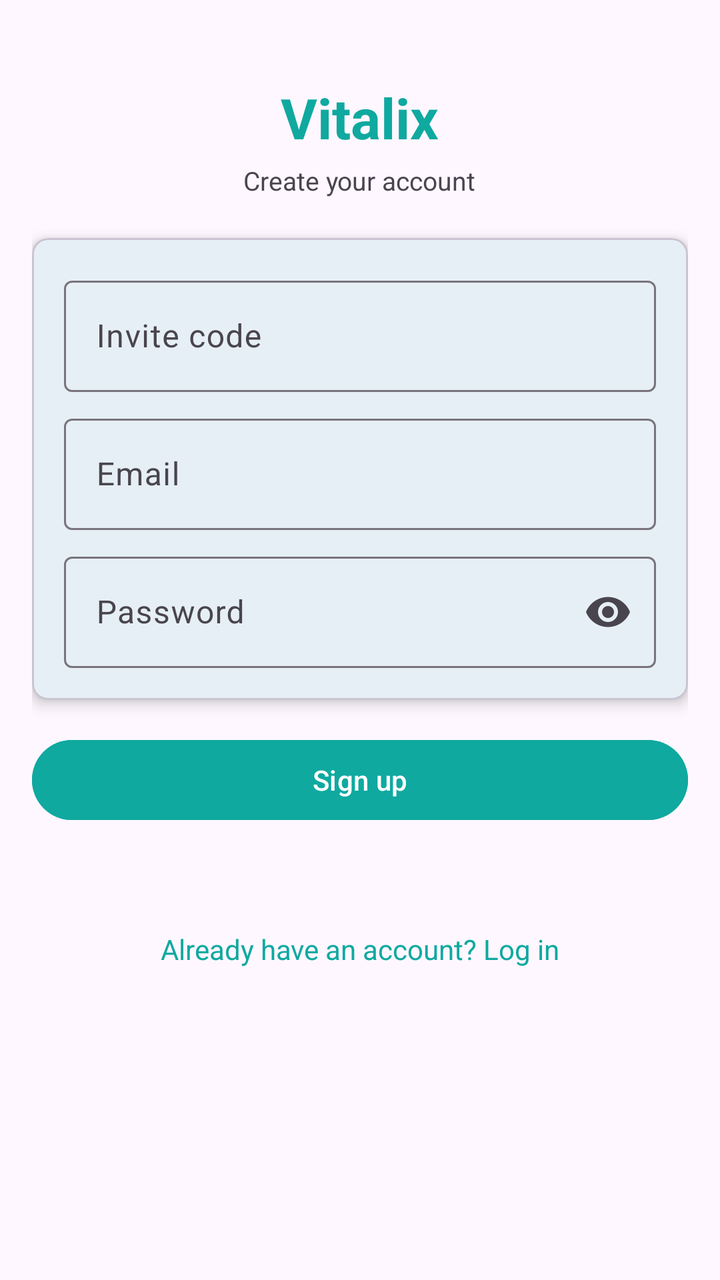
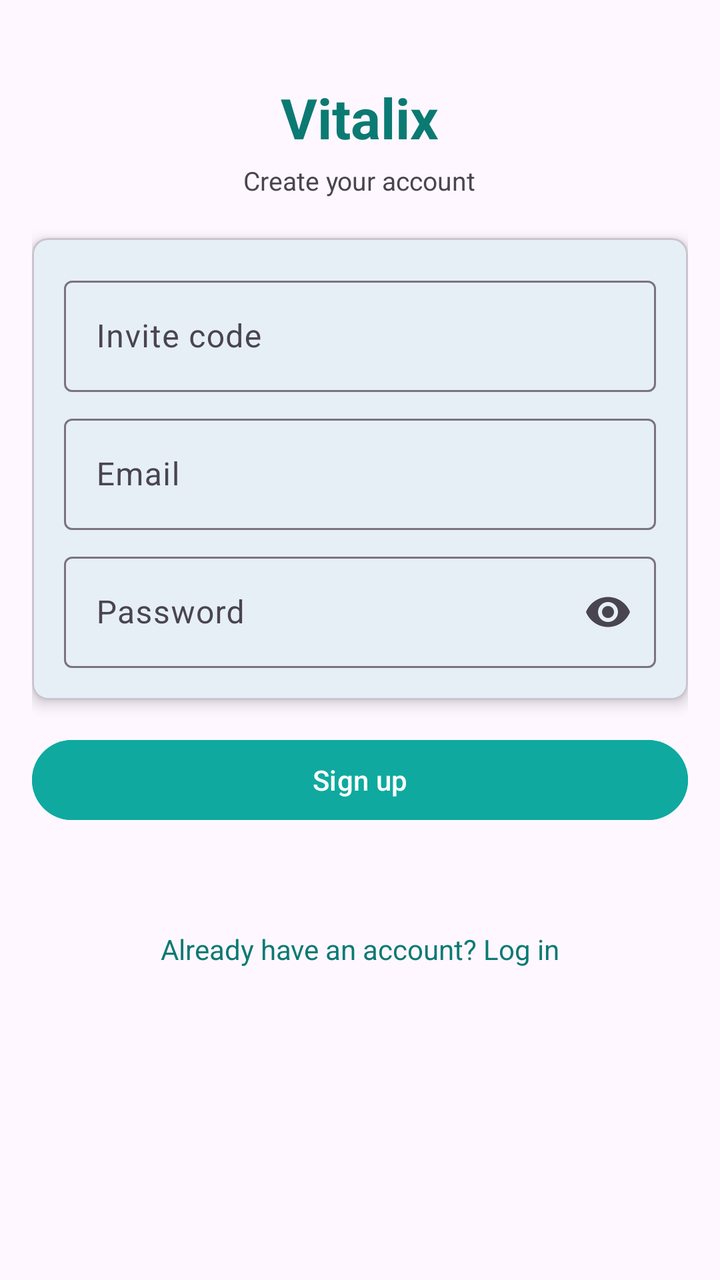

An Android layout rendered at two revisions. The XML below is the earlier revision; the diff shows what the commit changed to produce the second picture.
<!-- AndroidManifest.xml: activity theme Theme.Vitalix -->
<!-- res/layout/activity_signup.xml -->
<?xml version="1.0" encoding="utf-8"?>
<ScrollView xmlns:android="http://schemas.android.com/apk/res/android"
    xmlns:app="http://schemas.android.com/apk/res-auto"
    android:layout_width="match_parent"
    android:layout_height="match_parent"
    android:padding="16dp">

    <LinearLayout
        android:layout_width="match_parent"
        android:layout_height="wrap_content"
        android:orientation="vertical">

        <TextView
            android:layout_width="wrap_content"
            android:layout_height="wrap_content"
            android:layout_gravity="center_horizontal"
            android:layout_marginTop="24dp"
            android:layout_marginBottom="4dp"
            android:text="Vitalix"
            android:textColor="@color/vital_teal"
            android:textSize="28sp"
            android:textStyle="bold" />

        <TextView
            android:layout_width="wrap_content"
            android:layout_height="wrap_content"
            android:layout_gravity="center_horizontal"
            android:layout_marginBottom="20dp"
            android:text="Create your account"
            android:textSize="13sp" />

        <com.google.android.material.card.MaterialCardView
            android:layout_width="match_parent"
            android:layout_height="wrap_content"
            android:layout_marginBottom="16dp"
            app:cardCornerRadius="8dp"
            app:cardElevation="4dp">

            <LinearLayout
                android:layout_width="match_parent"
                android:layout_height="wrap_content"
                android:orientation="vertical"
                android:padding="16dp">

                <com.google.android.material.textfield.TextInputLayout
                    style="@style/Widget.Material3.TextInputLayout.OutlinedBox"
                    android:layout_width="match_parent"
                    android:layout_height="wrap_content"
                    android:layout_marginBottom="8dp"
                    android:hint="Invite code">

                    <com.google.android.material.textfield.TextInputEditText
                        android:id="@+id/editInviteCode"
                        android:layout_width="match_parent"
                        android:layout_height="wrap_content"
                        android:inputType="text" />
                </com.google.android.material.textfield.TextInputLayout>

                <com.google.android.material.textfield.TextInputLayout
                    style="@style/Widget.Material3.TextInputLayout.OutlinedBox"
                    android:layout_width="match_parent"
                    android:layout_height="wrap_content"
                    android:layout_marginBottom="8dp"
                    android:hint="Email">

                    <com.google.android.material.textfield.TextInputEditText
                        android:id="@+id/editEmail"
                        android:layout_width="match_parent"
                        android:layout_height="wrap_content"
                        android:inputType="textEmailAddress" />
                </com.google.android.material.textfield.TextInputLayout>

                <com.google.android.material.textfield.TextInputLayout
                    style="@style/Widget.Material3.TextInputLayout.OutlinedBox"
                    android:layout_width="match_parent"
                    android:layout_height="wrap_content"
                    android:hint="Password"
                    app:endIconMode="password_toggle">

                    <com.google.android.material.textfield.TextInputEditText
                        android:id="@+id/editPassword"
                        android:layout_width="match_parent"
                        android:layout_height="wrap_content"
                        android:inputType="textPassword" />
                </com.google.android.material.textfield.TextInputLayout>

            </LinearLayout>
        </com.google.android.material.card.MaterialCardView>

        <Button
            android:id="@+id/btnSignup"
            android:layout_width="match_parent"
            android:layout_height="wrap_content"
            android:layout_marginBottom="8dp"
            android:backgroundTint="@color/vital_teal"
            android:text="Sign up"
            android:textColor="@color/white" />

        <TextView
            android:id="@+id/txtStatus"
            android:layout_width="match_parent"
            android:layout_height="wrap_content"
            android:layout_marginTop="8dp"
            android:layout_marginBottom="16dp"
            android:textAlignment="center"
            android:textColor="@color/error_red" />

        <TextView
            android:id="@+id/linkLogin"
            android:layout_width="match_parent"
            android:layout_height="wrap_content"
            android:text="Already have an account? Log in"
            android:textAlignment="center"
            android:textColor="@color/vital_teal" />

    </LinearLayout>
</ScrollView>
<!-- resources referenced by this layout -->
<resources>
  <color name="error_red">#B91C1C</color>
  <color name="vital_teal">#0FA9A0</color>
  <color name="white">#FFFFFFFF</color>
  <style name="Theme.Vitalix" parent="Base.Theme.Vitalix" />
  <style name="Base.Theme.Vitalix" parent="Theme.Material3.DayNight.NoActionBar">
          <item name="colorPrimary">@color/vital_teal</item>
          <item name="colorOnPrimary">@color/white</item>
          <item name="colorSecondary">@color/pulse_green</item>
          <item name="colorOnSecondary">@color/black</item>
      </style>
  <color name="pulse_green">#34D399</color>
  <color name="black">#FF000000</color>
</resources>

<!-- the commit's change to res/layout/activity_signup.xml (unified diff, before → after) -->
@@ -17,7 +17,7 @@
             android:layout_marginTop="24dp"
             android:layout_marginBottom="4dp"
             android:text="Vitalix"
-            android:textColor="@color/vital_teal"
+            android:textColor="@color/vital_teal_text"
             android:textSize="28sp"
             android:textStyle="bold" />
 
@@ -96,6 +96,15 @@
             android:text="Sign up"
             android:textColor="@color/white" />
 
+        <com.google.android.material.progressindicator.CircularProgressIndicator
+            android:id="@+id/progressSignup"
+            android:layout_width="wrap_content"
+            android:layout_height="wrap_content"
+            android:layout_gravity="center_horizontal"
+            android:layout_marginTop="8dp"
+            android:indeterminate="true"
+            android:visibility="gone" />
+
         <TextView
             android:id="@+id/txtStatus"
             android:layout_width="match_parent"
@@ -111,7 +120,7 @@
             android:layout_height="wrap_content"
             android:text="Already have an account? Log in"
             android:textAlignment="center"
-            android:textColor="@color/vital_teal" />
+            android:textColor="@color/vital_teal_text" />
 
     </LinearLayout>
 </ScrollView>
<!-- resource entries referenced after the edit -->
@@ -2,6 +2,7 @@
 <resources>
   <color name="error_red">#B91C1C</color>
   <color name="vital_teal">#0FA9A0</color>
+  <color name="vital_teal_text">#0B7A73</color>
   <color name="white">#FFFFFFFF</color>
   <style name="Theme.Vitalix" parent="Base.Theme.Vitalix" />
   <style name="Base.Theme.Vitalix" parent="Theme.Material3.DayNight.NoActionBar">
